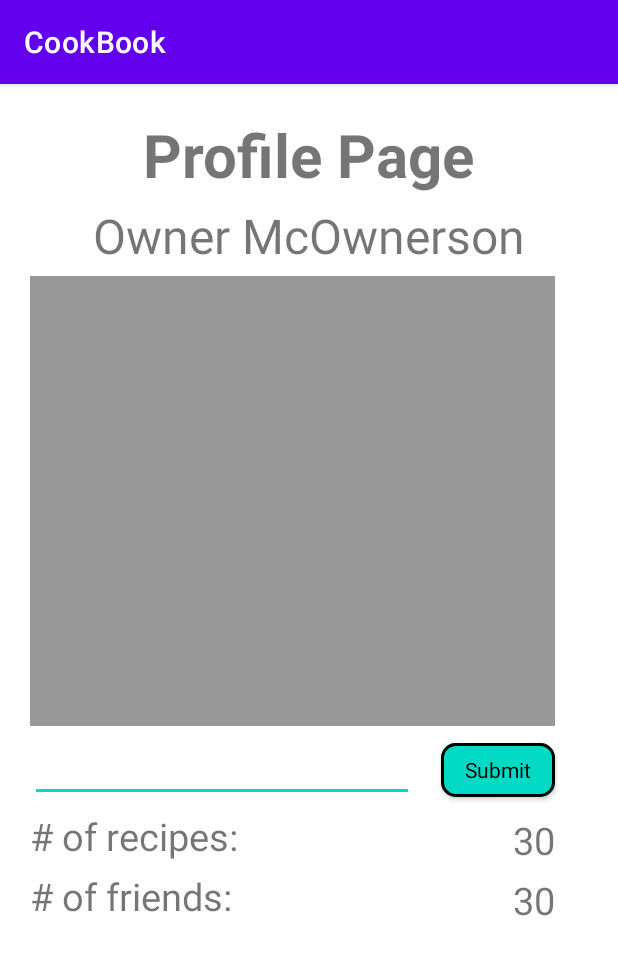
After one commit to Dreamest/CookBookApp, an Android app: the ProfileActivity screen opened directly, with no data from a screen before it, on a phone screen of 412 x 824 dp. The commit adds this screen. Shown: the top 955 px of the screen. Run offline under Robolectric (Android 15) with nearby library versions, the phone set to English and light mode, and no system bars; 2 statements that could not run were skipped.

Commit message:
added profile page

```diff
--- a/app/src/main/AndroidManifest.xml
+++ b/app/src/main/AndroidManifest.xml
@@ -12,7 +12,8 @@
         android:roundIcon="@mipmap/ic_launcher_round"
         android:supportsRtl="true"
         android:theme="@style/Theme.CookBookApp">
-        <activity android:name=".activities.EditRecipeActivity"></activity>
+        <activity android:name=".activities.ProfileActivity"></activity>
+        <activity android:name=".activities.EditRecipeActivity" />
         <activity android:name=".activities.RecipeActivity" />
         <activity
             android:name=".activities.MainActivity"
--- /dev/null
+++ b/app/src/main/java/com/dreamest/cookbookapp/activities/ProfileActivity.java
@@ -0,0 +1,68 @@
+package com.dreamest.cookbookapp.activities;
+
+import androidx.appcompat.app.AppCompatActivity;
+
+import android.os.Bundle;
+import android.view.View;
+import android.widget.EditText;
+import android.widget.ImageView;
+import android.widget.TextView;
+
+import com.dreamest.cookbookapp.R;
+import com.google.android.material.button.MaterialButton;
+
+public class ProfileActivity extends AppCompatActivity {
+    private TextView profile_TXT_username;
+    private ImageView profile_IMG_image;
+    private EditText profile_EDT_change_name;
+    private MaterialButton profile_BTN_confirm_name;
+    private TextView profile_TXT_count_recipes;
+    private TextView profile_TXT_count_friends;
+
+    @Override
+    protected void onCreate(Bundle savedInstanceState) {
+        super.onCreate(savedInstanceState);
+        setContentView(R.layout.activity_profile);
+        findViews();
+        initViews();
+        updateViews();
+    }
+
+    private void updateViews() {
+        // TODO: 1/31/21 implement
+    }
+
+    private void initViews() {
+        profile_TXT_username = findViewById(R.id.profile_TXT_username);
+        profile_IMG_image = findViewById(R.id.profile_IMG_image);
+        profile_EDT_change_name = findViewById(R.id.profile_EDT_change_name);
+        profile_BTN_confirm_name = findViewById(R.id.profile_BTN_confirm_name);
+        profile_TXT_count_recipes = findViewById(R.id.profile_TXT_count_recipes);
+        profile_TXT_count_friends = findViewById(R.id.profile_TXT_count_friends);
+    }
+
+    private void findViews() {
+        profile_IMG_image.setOnClickListener(new View.OnClickListener() {
+            @Override
+            public void onClick(View v) {
+                changePhoto();
+            }
+        });
+
+        profile_BTN_confirm_name.setOnClickListener(new View.OnClickListener() {
+            @Override
+            public void onClick(View v) {
+                confirmNameChange();
+            }
+        });
+
+    }
+
+    private void confirmNameChange() {
+        // TODO: 1/31/21 implement
+    }
+
+    private void changePhoto() {
+        // TODO: 1/31/21 implement
+    }
+}
--- a/app/src/main/res/layout/activity_edit_recipe.xml
+++ b/app/src/main/res/layout/activity_edit_recipe.xml
@@ -91,12 +91,13 @@
             android:layout_below="@+id/edit_LST_ingredients"
             android:layout_alignStart="@+id/edit_LST_ingredients"
 
+            style="@style/Widget.MaterialComponents.TextInputLayout.OutlinedBox"
+            app:cornerRadius="10dp"
             app:strokeColor="@color/black"
             app:strokeWidth="2dp"
-
+            android:textColor="@color/black"
+            android:textAllCaps="false"
             android:backgroundTint="@color/teal_200"
-            android:textAllCaps="false"
-            android:textColor="@color/black"
             android:text="@string/add_another_ingredient"
             />
 
@@ -251,15 +252,15 @@
 
                 android:layout_width="wrap_content"
                 android:layout_height="wrap_content"
+                android:layout_marginEnd="10dp"
 
-
+                style="@style/Widget.MaterialComponents.TextInputLayout.OutlinedBox"
+                app:cornerRadius="10dp"
                 app:strokeColor="@color/black"
                 app:strokeWidth="2dp"
-                android:layout_marginEnd="10dp"
-
+                android:textColor="@color/black"
+                android:textAllCaps="false"
                 android:backgroundTint="@color/teal_200"
-                android:textAllCaps="false"
-                android:textColor="@color/black"
                 android:text="@string/preview"
                 />
 
@@ -269,12 +270,13 @@
                 android:layout_width="wrap_content"
                 android:layout_height="wrap_content"
 
+                style="@style/Widget.MaterialComponents.TextInputLayout.OutlinedBox"
+                app:cornerRadius="10dp"
                 app:strokeColor="@color/black"
                 app:strokeWidth="2dp"
-
+                android:textColor="@color/black"
+                android:textAllCaps="false"
                 android:backgroundTint="@color/teal_200"
-                android:textAllCaps="false"
-                android:textColor="@color/black"
                 android:text="@string/submit"
                 />
         </LinearLayout>
--- a/app/src/main/res/layout/activity_login.xml
+++ b/app/src/main/res/layout/activity_login.xml
@@ -113,6 +113,8 @@
                 android:textColor="@color/teal_100"
                 android:textAllCaps="false"
                 android:backgroundTint="@color/black_fade"
+                app:strokeWidth="2dp"
+
                 android:text="@string/cancel"
 
                 />
@@ -125,6 +127,7 @@
                 app:strokeColor="@color/teal_100"
                 android:textColor="@color/teal_100"
                 android:textAllCaps="false"
+                app:strokeWidth="2dp"
                 android:backgroundTint="@color/black_fade"
                 android:text="@string/continue_"
                 />
--- /dev/null
+++ b/app/src/main/res/layout/activity_profile.xml
@@ -0,0 +1,138 @@
+<?xml version="1.0" encoding="utf-8"?>
+<RelativeLayout
+    xmlns:android="http://schemas.android.com/apk/res/android"
+    xmlns:app="http://schemas.android.com/apk/res-auto"
+    xmlns:tools="http://schemas.android.com/tools"
+    android:layout_width="match_parent"
+    android:layout_height="match_parent"
+    tools:context=".activities.ProfileActivity"
+    android:layout_margin="20dp"
+    >
+
+    <TextView
+        android:id="@+id/profile_TXT_profile_title"
+
+        android:layout_width="wrap_content"
+        android:layout_height="wrap_content"
+        android:layout_centerHorizontal="true"
+
+
+        android:textStyle="bold"
+        android:textSize="40sp"
+        android:text="@string/profile_page"
+        />
+
+        <TextView
+            android:id="@+id/profile_TXT_username"
+
+            android:layout_width="wrap_content"
+            android:layout_height="wrap_content"
+            android:layout_centerHorizontal="true"
+            android:layout_below="@id/profile_TXT_profile_title"
+            android:layout_marginTop="5dp"
+
+            android:textSize="32sp"
+            android:text="@string/owner_name"
+            />
+
+    <ImageView
+        android:id="@+id/profile_IMG_image"
+
+        android:layout_width="350dp"
+        android:layout_height="300dp"
+        android:layout_below="@id/profile_TXT_username"
+        android:layout_marginTop="5dp"
+
+        android:clickable="true"
+        android:background="@color/black_fade"
+        />
+
+    <EditText
+        android:id="@+id/profile_EDT_change_name"
+        android:layout_width="wrap_content"
+        android:layout_height="wrap_content"
+        android:layout_marginTop="5dp"
+
+        android:layout_below="@id/profile_IMG_image"
+        android:layout_alignStart="@id/profile_IMG_image"
+        android:ems="12"
+        />
+
+    <com.google.android.material.button.MaterialButton
+        android:id="@+id/profile_BTN_confirm_name"
+
+        android:layout_width="wrap_content"
+        android:layout_height="wrap_content"
+        android:layout_below="@id/profile_IMG_image"
+        android:layout_alignEnd="@id/profile_IMG_image"
+        android:layout_marginTop="5dp"
+
+        style="@style/Widget.MaterialComponents.TextInputLayout.OutlinedBox"
+        app:cornerRadius="10dp"
+        app:strokeColor="@color/black"
+        app:strokeWidth="2dp"
+        android:textColor="@color/black"
+        android:textAllCaps="false"
+        android:backgroundTint="@color/teal_200"
+
+        android:text="@string/submit"
+        />
+
+    <TextView
+        android:id="@+id/profile_TXT_recipes"
+
+        android:layout_width="wrap_content"
+        android:layout_height="wrap_content"
+
+        android:layout_below="@id/profile_EDT_change_name"
+        android:layout_alignStart="@id/profile_EDT_change_name"
+        android:layout_marginTop="5dp"
+
+        android:text="@string/num_recipes"
+        android:textSize="25sp"
+        />
+
+    <TextView
+        android:id="@+id/profile_TXT_count_recipes"
+
+        android:layout_width="wrap_content"
+        android:layout_height="wrap_content"
+        android:layout_below="@+id/profile_BTN_confirm_name"
+        android:layout_alignEnd="@id/profile_BTN_confirm_name"
+        android:layout_marginTop="5dp"
+
+        android:text="@string/number_30"
+        android:textSize="25sp"
+        />
+
+    <TextView
+        android:id="@+id/profile_TXT_friends"
+
+        android:layout_width="wrap_content"
+        android:layout_height="wrap_content"
+
+        android:layout_below="@id/profile_TXT_recipes"
+        android:layout_alignStart="@id/profile_TXT_recipes"
+        android:layout_marginTop="5dp"
+
+        android:text="@string/num_friends"
+        android:textSize="25sp"
+        />
+
+    <TextView
+        android:id="@+id/profile_TXT_count_friends"
+
+        android:layout_width="wrap_content"
+        android:layout_height="wrap_content"
+        android:layout_below="@+id/profile_TXT_count_recipes"
+        android:layout_alignEnd="@id/profile_BTN_confirm_name"
+        android:layout_marginTop="5dp"
+
+        android:text="@string/number_30"
+        android:textSize="25sp"
+        />
+
+
+
+
+</RelativeLayout>
--- a/app/src/main/res/layout/ingredient_list_item.xml
+++ b/app/src/main/res/layout/ingredient_list_item.xml
@@ -22,6 +22,7 @@
         android:layout_marginStart="5dp"
 
         android:text="@string/ingredient_amount"
+        android:textStyle="bold"
         android:textSize="15sp"
         />
 
@@ -33,6 +34,7 @@
         android:layout_marginStart="5dp"
 
         android:text="@string/ingredient_units_gr"
+        android:textStyle="bold"
         android:textSize="15sp"
         />
 
@@ -53,12 +55,14 @@
         android:layout_height="40dp"
         android:layout_marginStart="5dp"
 
+        style="@style/Widget.MaterialComponents.TextInputLayout.OutlinedBox"
+        app:cornerRadius="10dp"
         app:strokeColor="@color/black"
         app:strokeWidth="2dp"
+        android:textColor="@color/black"
+        android:textAllCaps="false"
+        android:backgroundTint="@color/teal_200"
 
-        android:backgroundTint="@color/teal_200"
-        android:textAllCaps="false"
-        android:textColor="@color/black"
         android:text="@string/remove"
 
         />
--- a/app/src/main/res/values/strings.xml
+++ b/app/src/main/res/values/strings.xml
@@ -28,4 +28,8 @@
     <string name="preview">Preview</string>
     <string name="submit">Submit</string>
     <string name="remove">remove</string>
+    <string name="profile_page">Profile Page</string>
+    <string name="num_recipes"># of recipes:</string>
+    <string name="num_friends"># of friends:</string>
+    <string name="number_30" translatable="false">30</string>
 </resources>
```
